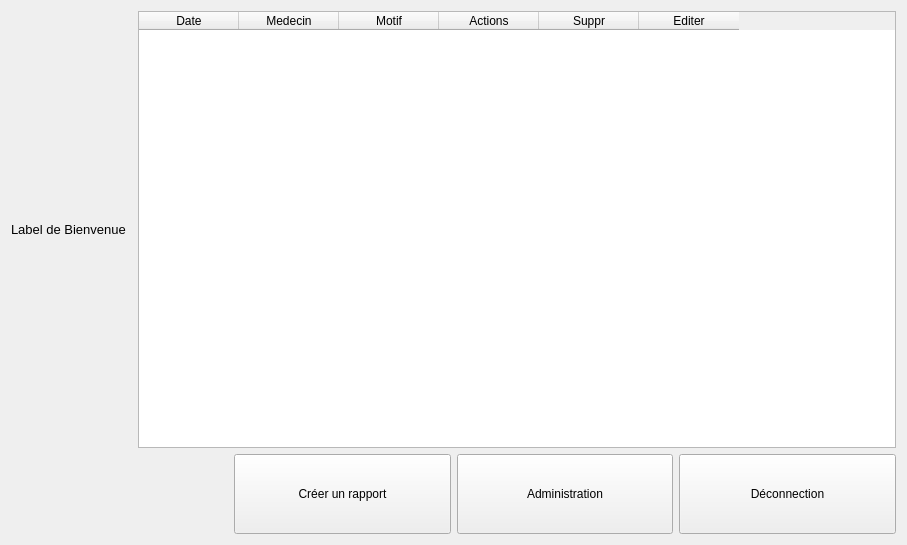
Above: front/ui/new_index.ui from FabioF9/GSB-AppliVisiteur before the change. Below: the same form after it.
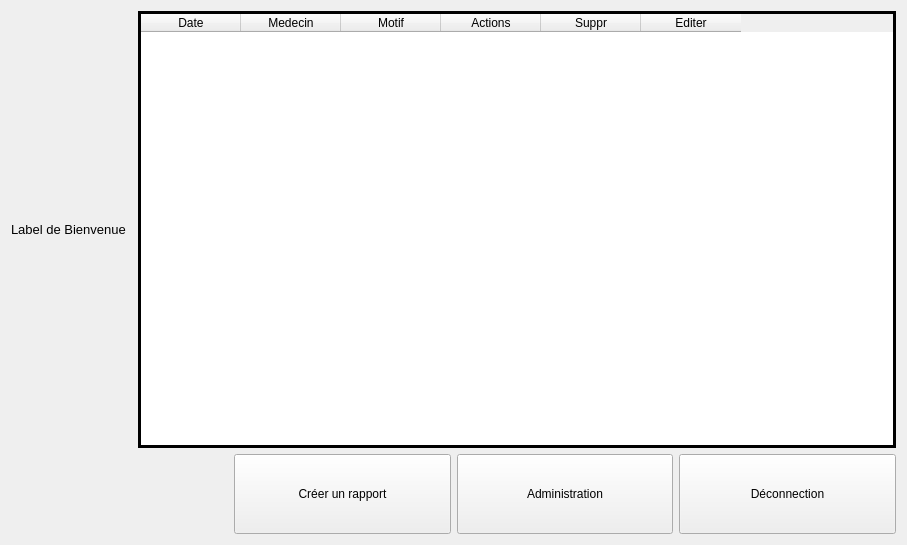
That is the form after the change. Icons and pictures are not drawn.

Patch:
```diff
--- a/front/ui/new_index.ui
+++ b/front/ui/new_index.ui
@@ -56,6 +56,15 @@
        <height>400</height>
       </size>
      </property>
+     <property name="frameShape">
+      <enum>QFrame::Panel</enum>
+     </property>
+     <property name="frameShadow">
+      <enum>QFrame::Plain</enum>
+     </property>
+     <property name="lineWidth">
+      <number>3</number>
+     </property>
      <property name="alternatingRowColors">
       <bool>false</bool>
      </property>
```
